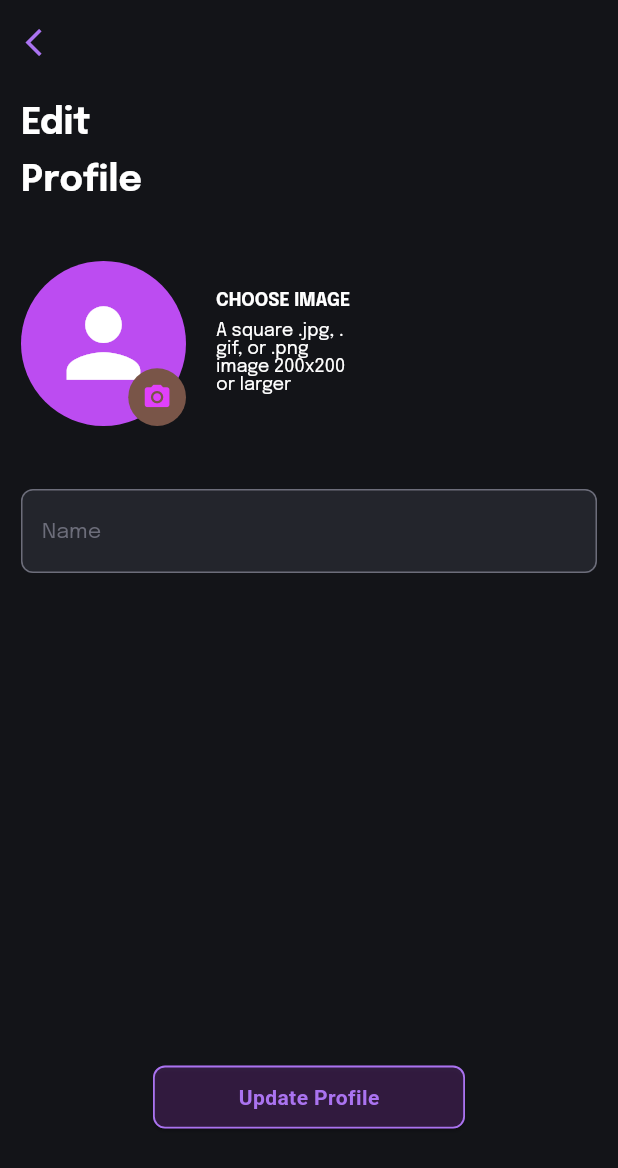
After one commit to AdlanDaniel/vision_app, a Flutter app: the EditProfilePage screen opened directly, on a phone screen of 412 x 824 dp. The commit adds this screen. Shown: the top 1168 px of the screen. Run offline on Flutter 3.47's test engine with Material 3 defaults, Android fonts, the phone set to English and light mode, and no system bars; our stand-ins replace dartz, dio, equatable, firebase_auth, firebase_core, firebase_storage and 11 more; missing offline and left inert: svg_flutter; accounts and stored records are empty; generated files the repository leaves out were written again.

Commit message:
feat/edit_profile_page_with_widget_image

```diff
--- a/lib/application.dart
+++ b/lib/application.dart
@@ -1,3 +1,4 @@
+import 'package:firebase_auth/firebase_auth.dart';
 import 'package:flutter/material.dart';
 import 'package:vision_app/core/flavor/flavor_config.dart';
 import 'package:vision_app/core/ui/theme/vision_theme.dart';
@@ -7,9 +8,11 @@ import 'package:vision_app/features/auth/pages/forgot_password/pages/forgot_pass
 import 'package:vision_app/features/auth/pages/login/page/login_page.dart';
 import 'package:vision_app/features/auth/pages/on_board/page/on_board_page.dart';
 import 'package:vision_app/features/auth/pages/register/page/register_page.dart';
+import 'package:vision_app/features/auth/repository/model/user_model.dart';
 import 'package:vision_app/features/home/page/home_page.dart';
 import 'package:vision_app/features/profile/pages/change_password/page/change_password_page.dart';
 import 'package:vision_app/features/profile/pages/detail_plan/page/detail_plan_page.dart';
+import 'package:vision_app/features/profile/pages/edit_profile/page/edit_profile_page.dart';
 import 'package:vision_app/features/profile/pages/profile_details/page/profile_detail_page.dart';
 import 'package:vision_app/features/splash/page/splash_page.dart';
 import 'package:vision_app/init_depedencies.dart';
@@ -36,12 +39,10 @@ class MyApp extends StatelessWidget {
         VisionRoutes.home: (context) => HomePage(),
         VisionRoutes.detailProfile: (context) => ProfileDetailPage(),
         VisionRoutes.detailPlan: (context) => DetailPlanPage(),
-         VisionRoutes.changePassword: (context) => ChangePasswordPage(),
-          VisionRoutes.forgotPassword: (context) => ForgoutPasswordPage(),
+        VisionRoutes.changePassword: (context) => ChangePasswordPage(),
+        VisionRoutes.forgotPassword: (context) => ForgoutPasswordPage(),
         VisionRoutes.successForgotPassword: (context) =>
             ForgoutPasswordSucessPage(),
-
-
       },
       onGenerateRoute: (settings) {
         switch (settings.name) {
@@ -53,6 +54,11 @@ class MyApp extends StatelessWidget {
                 password: args["password"]!,
               ),
             );
+          case VisionRoutes.editProfile:
+            final args = settings.arguments as UserModel;
+            return MaterialPageRoute(
+              builder: (_) => EditProfilePage(user: args),
+            );
         }
         return null;
       },
--- a/lib/core/utils/constants/routes/vision_routes.dart
+++ b/lib/core/utils/constants/routes/vision_routes.dart
@@ -10,4 +10,5 @@ class VisionRoutes {
   static const detailProfile = '/detailProfile';
   static const changePassword = '/changePassword';
   static const detailPlan = '/detailPlan';
+  static const editProfile = '/editProfile';
 }
--- /dev/null
+++ b/lib/features/profile/pages/edit_profile/controller/edit_profile_controller.dart
@@ -0,0 +1,8 @@
+import 'package:mobx/mobx.dart';
+part 'edit_profile_controller.g.dart';
+
+class EditProfileController = EditProfileControllerBase with _$EditProfileController;
+
+abstract class EditProfileControllerBase with Store {
+
+}
--- /dev/null
+++ b/lib/features/profile/pages/edit_profile/page/edit_profile_page.dart
@@ -0,0 +1,120 @@
+import 'package:flutter/material.dart';
+import 'package:vision_app/core/ui/theme/vision_colors.dart';
+import 'package:vision_app/core/ui/widgets/vis_avatar_profile_widget.dart';
+import 'package:vision_app/core/ui/widgets/vision_button.dart';
+import 'package:vision_app/core/ui/widgets/vision_text_form.dart';
+import 'package:vision_app/core/utils/constants/sizes/sizes.dart';
+import 'package:vision_app/features/auth/repository/model/user_model.dart';
+
+class EditProfilePage extends StatefulWidget {
+  final UserModel? user;
+  const EditProfilePage({super.key, this.user});
+
+  @override
+  State<EditProfilePage> createState() => _EditProfilePageState();
+}
+
+class _EditProfilePageState extends State<EditProfilePage> {
+  @override
+  Widget build(BuildContext context) {
+    return Scaffold(
+      appBar: AppBar(
+        leading: IconButton(
+          icon: Icon(Icons.arrow_back_ios, color: VisionColors.onPrimary),
+          onPressed: () {
+            Navigator.of(context).pop();
+          },
+        ),
+      ),
+      body: Container(
+        height: MediaQuery.of(context).size.height * 0.85,
+
+        padding: EdgeInsets.only(
+          left: VisionSizes.mediumM14,
+          right: VisionSizes.mediumM14,
+          top: VisionSizes.mediumM14,
+          bottom: VisionSizes.smallS4,
+        ),
+        child: Column(
+          children: [
+            Expanded(
+              child: SingleChildScrollView(
+                child: Column(
+                  crossAxisAlignment: CrossAxisAlignment.start,
+                  children: [
+                    Text(
+                      'Edit',
+                      style: TextStyle(
+                        color: VisionColors.onBackground,
+                        fontSize: VisionSizes.mediumM24,
+                        fontWeight: FontWeight.bold,
+                      ),
+                    ),
+                    SizedBox(height: VisionSizes.mediumM14),
+                    Text(
+                      'Profile',
+                      style: TextStyle(
+                        color: VisionColors.onBackground,
+                        fontSize: VisionSizes.mediumM24,
+                        fontWeight: FontWeight.bold,
+                      ),
+                    ),
+                    SizedBox(height: VisionSizes.largeL42),
+                    _profilePhotoWidget(widget.user),
+                    SizedBox(height: VisionSizes.largeL42),
+                    VisionTextForm(
+                      label: 'Name',
+                      initialValue: widget.user?.name,
+                    ),
+                  ],
+                ),
+              ),
+            ),
+            VisionButton(onPressed: () {}, textButton: 'Update Profile'),
+          ],
+        ),
+      ),
+    );
+  }
+
+  Widget _profilePhotoWidget(UserModel? user) {
+    return Row(
+      children: [
+        VisAvatarUserWidget(
+          imageUrl: user?.profilePhoto,
+          name: user?.name,
+          size: 110,
+          minSize: 80,
+          maxSize: 110,
+          onChangePhoto: (filePhoto) {},
+        ),
+        const SizedBox(width: VisionSizes.mediumM20),
+        SizedBox(
+          width: 92,
+          child: Column(
+            crossAxisAlignment: CrossAxisAlignment.start,
+            children: [
+              Text(
+                'CHOOSE IMAGE',
+
+                style: Theme.of(context).textTheme.bodySmall?.copyWith(
+                  color: VisionColors.onBackground,
+                  fontWeight: FontWeight.w700,
+                ),
+              ),
+              const SizedBox(height: VisionSizes.smallS8),
+              Text(
+                'A square .jpg, .gif, or .png image 200x200 or larger',
+                softWrap: true,
+                style: Theme.of(context).textTheme.bodySmall?.copyWith(
+                  color: VisionColors.onBackground,
+                  fontWeight: FontWeight.w400,
+                ),
+              ),
+            ],
+          ),
+        ),
+      ],
+    );
+  }
+}
--- a/lib/features/profile/pages/profile_details/page/profile_detail_page.dart
+++ b/lib/features/profile/pages/profile_details/page/profile_detail_page.dart
@@ -41,7 +41,16 @@ class _ProfileDetailPageState extends State<ProfileDetailPage> {
           },
         ),
         actions: [
-          _OutlinedButton(onPressed: () {}, textButton: 'Edit Profile'),
+          _OutlinedButton(
+            onPressed: () {
+              Navigator.pushNamed(
+                context,
+                VisionRoutes.editProfile,
+                arguments: _controller.user,
+              );
+            },
+            textButton: 'Edit Profile',
+          ),
         ],
       ),
       body: Padding(
@@ -223,7 +232,6 @@ class _ProfileDetailPageState extends State<ProfileDetailPage> {
           size: 110,
           minSize: 80,
           maxSize: 110,
-          onChangePhoto: (filePhoto) {},
         ),
         SizedBox(width: VisionSizes.mediumM16),
         Column(
```
Also changed, not shown: lib/features/profile/pages/edit_profile/controller/edit_profile_controller.g.dart (added).
